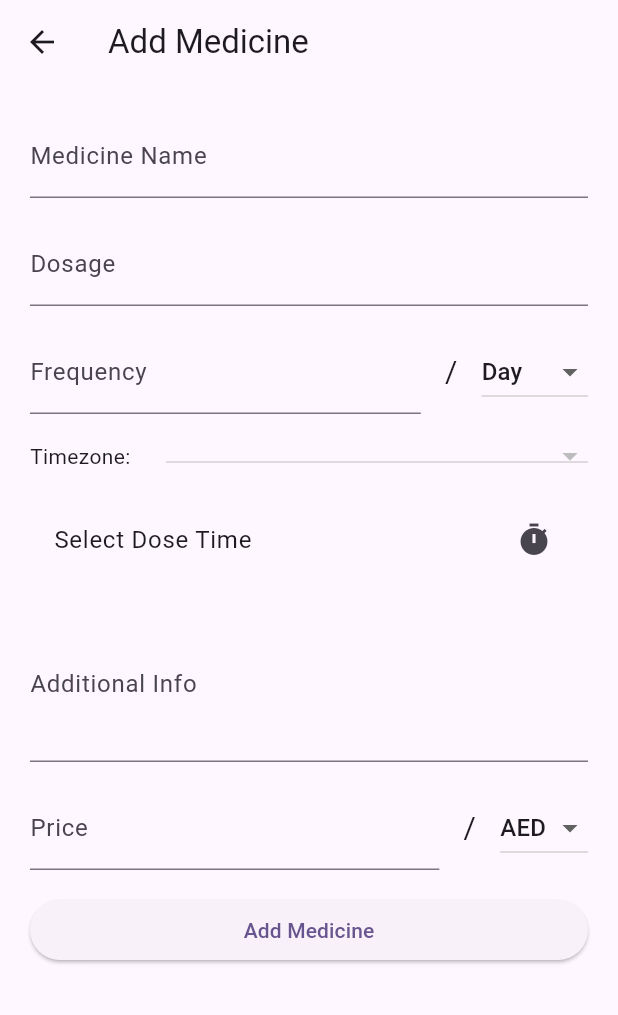
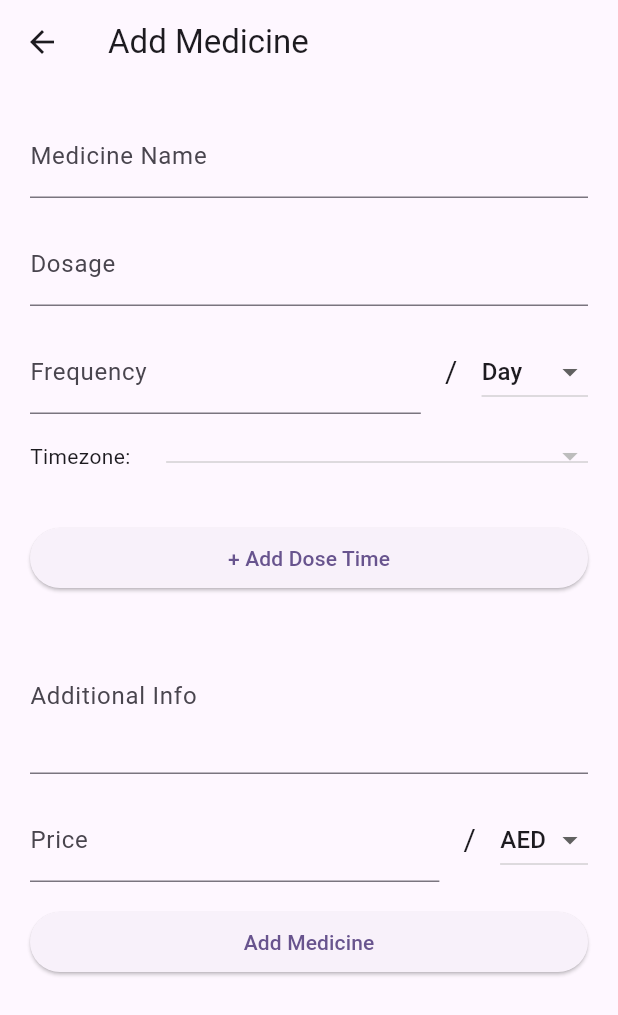
Before and after one commit to tsaniamagistra/medication-tracker-flutter, a Flutter app: the AddMedicinePage screen opened directly, on a phone screen of 412 x 824 dp. Shown: the top 1015 px of the screen. Run offline on Flutter 3.47's test engine with Material 3 defaults, Android fonts, the phone set to English and light mode, and no system bars; our stand-ins replace email_validator, flutter_custom_clippers, shared_preferences; accounts and stored records are empty; network calls fail.

Commit message:
list of dose time

```diff
--- a/med_tracker/lib/screens/add_med_page.dart
+++ b/med_tracker/lib/screens/add_med_page.dart
@@ -18,13 +18,13 @@ class _AddMedicinePageState extends State<AddMedicinePage> {
   final TextEditingController _frequencyController = TextEditingController();
   final TextEditingController _additionalInfoController = TextEditingController();
   final TextEditingController _priceController = TextEditingController();
-  TimeOfDay? _selectedTime;
   String? _selectedFrequencyType;
   List<String> _frequencyTypes = ['Day', 'Week', 'Month', 'Year'];
   String? _selectedCurrency;
   List<String> _currencies = currencyList.map((currency) => currency.toLowerCase()).toList();
   String? _selectedTimezone;
   List<String> _timezones = [];
+  List<TimeOfDay> _doseTimes = [];
 
   @override
   void initState() {
@@ -144,14 +144,22 @@ class _AddMedicinePageState extends State<AddMedicinePage> {
                 ],
               ),
               SizedBox(height: 16.0),
-              ListTile(
-                title: Text(
-                  _selectedTime == null
-                      ? 'Select Dose Time'
-                      : 'Dose Time: ${_selectedTime!.format(context)}',
+              // mengubah setiap elemen dalam daftar _doseTimes menjadi sebuah widget ListTile
+              ..._doseTimes.map((time) => ListTile(
+                title: Text('Dose Time: ${time.format(context)}'),
+                trailing: IconButton(
+                  icon: Icon(Icons.delete),
+                  onPressed: () {
+                    setState(() {
+                      _doseTimes.remove(time);
+                    });
+                  },
                 ),
-                trailing: Icon(Icons.timer),
-                onTap: _pickTime,
+              )),
+              SizedBox(height: 16.0),
+              ElevatedButton(
+                onPressed: _pickTime,
+                child: Text('+ Add Dose Time'),
               ),
               SizedBox(height: 16.0),
               TextFormField(
@@ -223,7 +231,7 @@ class _AddMedicinePageState extends State<AddMedicinePage> {
     );
     if (pickedTime != null) {
       setState(() {
-        _selectedTime = pickedTime;
+        _doseTimes.add(pickedTime);
       });
     }
   }
@@ -238,14 +246,12 @@ class _AddMedicinePageState extends State<AddMedicinePage> {
     String? currency = _priceController.text.trim().isNotEmpty ? _selectedCurrency : null;
     String additionalInfo = _additionalInfoController.text.trim();
 
-    List<DoseSchedules> doseSchedules = [];
-    String? timezone;
+    List<DoseSchedules> doseSchedules = _doseTimes.map((time) {
+      String formattedTime = '${time.hour.toString().padLeft(2, '0')}:${time.minute.toString().padLeft(2, '0')}';
+      return DoseSchedules(time: formattedTime);
+    }).toList();
 
-    if (_selectedTime != null) {
-      String formattedTime = '${_selectedTime!.hour}:${_selectedTime!.minute}';
-      doseSchedules = [DoseSchedules(time: formattedTime)];
-      timezone = _selectedTimezone;
-    }
+    String? timezone = _doseTimes.isNotEmpty ? _selectedTimezone : null;
 
     if (userId != null) {
       Medicine newMedicine = Medicine(
```
